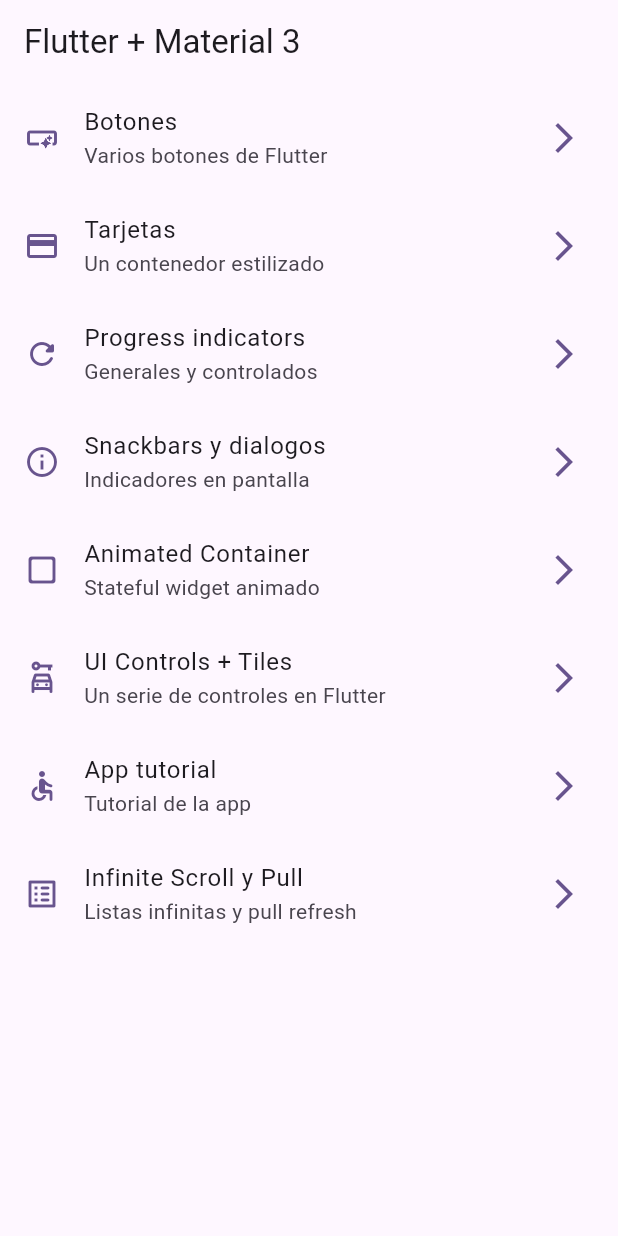
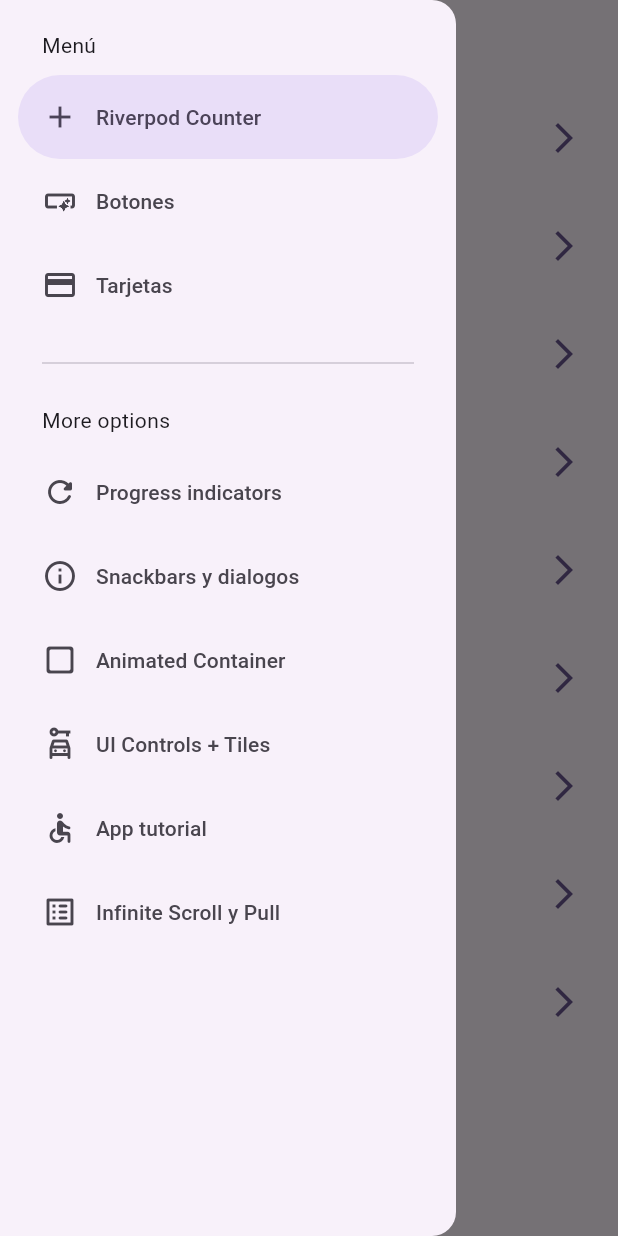
Before and after one commit to juantobon20/widgets_app, a Flutter app: the screen it shows after launch, with the side drawer open (before the commit the screen has no drawer), on a phone screen of 412 x 824 dp. Run offline on Flutter 3.47's test engine with Material 3 defaults, Android fonts, the phone set to English and light mode, and no system bars; our stand-ins replace animate_do, flutter_riverpod, go_router.

Commit message:
Riverpod

```diff
--- a/lib/config/menu/menu_item.dart
+++ b/lib/config/menu/menu_item.dart
@@ -15,6 +15,12 @@ class MenuItem {
 }
 
 const appMenuItems = <MenuItem>[
+  MenuItem(
+    title: "Riverpod Counter",
+    subTitle : 'Introduccion a Riverpod',
+    link: '/counter',
+    icon: Icons.add
+  ),
   MenuItem(
     title: "Botones",
     subTitle : 'Varios botones de Flutter',
--- a/lib/config/route/app_route.dart
+++ b/lib/config/route/app_route.dart
@@ -56,5 +56,11 @@ final appRouter = GoRouter(
       path: '/infinite',
       builder: (context, state) => const InfiniteScrollScreen(),
     ),
+
+    GoRoute(
+      name: CounterScreen.name,
+      path: '/counter',
+      builder: (context, state) => const CounterScreen()
+    )
   ],
 );
--- a/lib/main.dart
+++ b/lib/main.dart
@@ -1,9 +1,13 @@
 import 'package:flutter/material.dart';
+import 'package:flutter_riverpod/flutter_riverpod.dart';
 import 'package:widgets_app/config/route/app_route.dart';
 import 'package:widgets_app/config/theme/app_theme.dart';
 
 void main() {
-  runApp(const MainApp());
+  runApp(
+    const ProviderScope(
+      child: MainApp()
+    ));
 }
 
 class MainApp extends StatelessWidget {
--- /dev/null
+++ b/lib/presentation/providers/counter_provider.dart
@@ -0,0 +1,12 @@
+import 'package:flutter_riverpod/flutter_riverpod.dart';
+
+final counterProvider = StateProvider<int>((ref) => 5);
+
+//import 'package:riverpod_annotation/riverpod_annotation.dart';
+
+//part 'counter_provider.g.dart';
+
+/*@riverpod
+int counter(CounterRef ref) {
+  return 5;
+}*/
--- /dev/null
+++ b/lib/presentation/providers/theme_provider.dart
@@ -0,0 +1,3 @@
+import 'package:flutter_riverpod/flutter_riverpod.dart';
+
+final isDarkModeProvider = StateProvider<bool>((ref) => false);
--- a/lib/presentation/screens/home/home_screen.dart
+++ b/lib/presentation/screens/home/home_screen.dart
@@ -1,6 +1,7 @@
 import 'package:flutter/material.dart';
 import 'package:go_router/go_router.dart';
 import 'package:widgets_app/config/menu/menu_item.dart';
+import 'package:widgets_app/presentation/widgets/side_menu.dart';
 
 class HomeScreen extends StatelessWidget {
 
@@ -10,11 +11,17 @@ class HomeScreen extends StatelessWidget {
 
   @override
   Widget build(BuildContext context) {
+
+    final GlobalKey<ScaffoldState> scaffoldKey = GlobalKey<ScaffoldState>();
     return Scaffold(
+      key: scaffoldKey,
       appBar: AppBar(
         title: const Text('Flutter + Material 3'),
       ),
       body: const _HomeView(),
+      drawer: SideMenu(
+        scaffoldKey: scaffoldKey,
+      )
     );
   }
 }
--- a/lib/presentation/screens/screens.dart
+++ b/lib/presentation/screens/screens.dart
@@ -1,3 +1,4 @@
+export 'package:widgets_app/presentation/screens/counter/counter_screen.dart';
 export 'package:widgets_app/presentation/screens/animated/animated_screen.dart';
 export 'package:widgets_app/presentation/screens/app_tutorial/app_tutorial_screen.dart';
 export 'package:widgets_app/presentation/screens/buttons/buttons_screen.dart';
--- /dev/null
+++ b/lib/presentation/widgets/side_menu.dart
@@ -0,0 +1,73 @@
+import 'package:flutter/material.dart';
+import 'package:go_router/go_router.dart';
+import 'package:widgets_app/config/menu/menu_item.dart';
+
+class SideMenu extends StatefulWidget {
+
+  final GlobalKey<ScaffoldState> scaffoldKey;
+
+  const SideMenu({
+    super.key,
+    required this.scaffoldKey
+  });
+
+  @override
+  State<SideMenu> createState() => _SideMenuState();
+}
+
+class _SideMenuState extends State<SideMenu> {
+
+  int navDrawerIndex = 0;
+
+  @override
+  Widget build(BuildContext context) {
+
+    final hasNotch = MediaQuery.of(context).viewPadding.top > 35;
+
+    return NavigationDrawer(
+      selectedIndex: navDrawerIndex,
+      onDestinationSelected: (value) {
+        setState(() {
+          navDrawerIndex = value;
+
+          final menuItem = appMenuItems[value];
+          context.push(menuItem.link);
+          widget.scaffoldKey.currentState?.closeDrawer();
+        });
+      },
+      children: [
+
+        Padding(
+          padding: EdgeInsets.fromLTRB(28, hasNotch ? 0 : 20, 16, 10),
+          child: const Text("Menú"),
+        ),
+
+        ...appMenuItems
+          .sublist(0,3)
+          .map((e) =>
+           NavigationDrawerDestination(
+              icon: Icon(e.icon),
+              label: Text(e.title))
+        ),
+
+        const Padding(
+          padding: EdgeInsets.fromLTRB(28, 16, 28, 10),
+          child: Divider(),
+        ),
+
+        const Padding(
+          padding: EdgeInsets.fromLTRB(28, 10, 16, 10),
+          child: Text("More options"),
+        ),
+
+        ...appMenuItems
+          .sublist(3)
+          .map((e) =>
+           NavigationDrawerDestination(
+              icon: Icon(e.icon),
+              label: Text(e.title))
+        ),
+      ],
+    );
+  }
+}
```
Also changed, not shown: lib/presentation/screens/counter/counter_screen.dart (added, +44 -0 lines), pubspec.yaml (+8 -2 lines), pubspec.lock.
